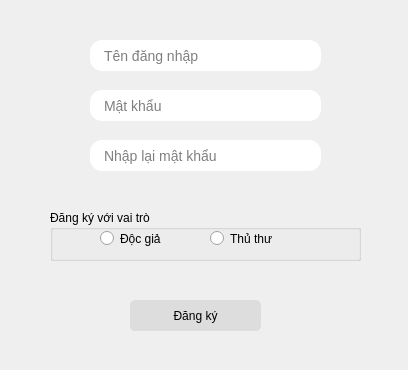
First picture: the form in signup.ui, repository duydvu/Library, before the edit.
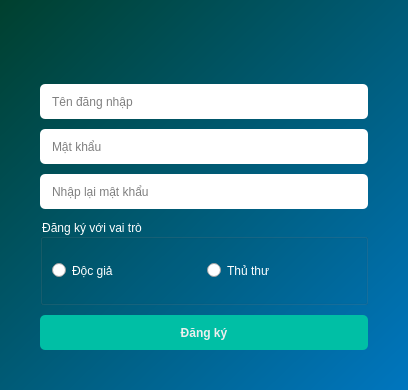
Second picture: the form after the edit. Icons and pictures are not drawn.

Diff of the .ui file:
```diff
--- a/signup.ui
+++ b/signup.ui
@@ -7,75 +7,82 @@
     <x>0</x>
     <y>0</y>
     <width>408</width>
-    <height>370</height>
+    <height>390</height>
    </rect>
   </property>
+  <property name="minimumSize">
+   <size>
+    <width>408</width>
+    <height>390</height>
+   </size>
+  </property>
+  <property name="maximumSize">
+   <size>
+    <width>408</width>
+    <height>408</height>
+   </size>
+  </property>
   <property name="windowTitle">
    <string>Dialog</string>
   </property>
-  <widget class="QPushButton" name="SignUpButton">
-   <property name="geometry">
-    <rect>
-     <x>130</x>
-     <y>300</y>
-     <width>131</width>
-     <height>31</height>
-    </rect>
-   </property>
+  <property name="styleSheet">
+   <string notr="true">background: qlineargradient(spread:reflect, x1:0, y1:0, x2:1, y2:1, stop:0 rgba(0, 64, 46, 255), stop:1 rgba(0, 118, 191, 255));
+font: 15pt &quot;Myriad Pro Cond&quot;;</string>
+  </property>
+  <layout class="QVBoxLayout" name="verticalLayout" stretch="4,1,1,1,1,1">
+   <property name="spacing">
+    <number>10</number>
+   </property>
+   <property name="leftMargin">
+    <number>40</number>
+   </property>
+   <property name="topMargin">
+    <number>20</number>
+   </property>
+   <property name="rightMargin">
+    <number>40</number>
+   </property>
+   <property name="bottomMargin">
+    <number>40</number>
+   </property>
+   <item>
+    <widget class="QLabel" name="label">
    <property name="styleSheet">
-    <string notr="true">#SignUpButton{
-	font: 63 12pt &quot;Myriad Pro Light&quot;;
-	border-radius: 5px;
-	background: #ddd;
-}
-#SignUpButton:hover {
-	background-color: qlineargradient(spread:pad, x1:0, y1:0, x2:0, y2:1, stop:0 rgba(157, 157, 157, 255), stop:0.99435 rgba(241, 241, 241, 255), stop:1 rgba(255, 255, 255, 255));
-}</string>
+      <string notr="true">background: none;
+image: url(Images/logup.png);</string>
    </property>
    <property name="text">
-    <string>Đăng ký</string>
-   </property>
-   <property name="flat">
-    <bool>false</bool>
-   </property>
-  </widget>
+      <string/>
+     </property>
+     <property name="alignment">
+      <set>Qt::AlignCenter</set>
+     </property>
+    </widget>
+   </item>
+   <item>
   <widget class="QLineEdit" name="NameEdit">
-   <property name="geometry">
-    <rect>
-     <x>90</x>
-     <y>40</y>
-     <width>231</width>
-     <height>31</height>
-    </rect>
-   </property>
    <property name="styleSheet">
-    <string notr="true">border-width: 0px;
-border-radius: 12px;
-background-color: white;
-padding-left: 12px;
-font-size: 14px;
-font: 63 12pt &quot;Myriad Pro Light&quot;;</string>
+      <string notr="true">height: 35px;
+border: none;
+border-radius: 5px;
+padding-left: 10px;
+background: white;
+font: 15pt &quot;Myriad Pro Cond&quot;;</string>
    </property>
    <property name="placeholderText">
     <string>Tên đăng nhập</string>
    </property>
   </widget>
+   </item>
+   <item>
   <widget class="QLineEdit" name="PasswordEdit">
-   <property name="geometry">
-    <rect>
-     <x>90</x>
-     <y>90</y>
-     <width>231</width>
-     <height>31</height>
-    </rect>
-   </property>
    <property name="styleSheet">
-    <string notr="true">border-width: 0px;
-border-radius: 12px;
-background-color: white;
-padding-left: 12px;
-font-size: 14px;
-font: 63 12pt &quot;Myriad Pro Light&quot;;</string>
+      <string notr="true">height: 35px;
+border: none;
+border-radius: 5px;
+padding-left: 10px;
+background: white;
+font: 15pt &quot;Myriad Pro Cond&quot;;</string>
    </property>
    <property name="echoMode">
     <enum>QLineEdit::Password</enum>
@@ -84,27 +91,44 @@
     <string>Mật khẩu</string>
    </property>
   </widget>
+   </item>
+   <item>
+    <widget class="QLineEdit" name="ReenterPassword">
+     <property name="styleSheet">
+      <string notr="true">height: 35px;
+border: none;
+border-radius: 5px;
+padding-left: 10px;
+background: white;
+font: 15pt &quot;Myriad Pro Cond&quot;;</string>
+     </property>
+     <property name="echoMode">
+      <enum>QLineEdit::Password</enum>
+     </property>
+     <property name="placeholderText">
+      <string>Nhập lại mật khẩu</string>
+     </property>
+    </widget>
+   </item>
+   <item>
   <widget class="QGroupBox" name="role">
-   <property name="geometry">
-    <rect>
-     <x>50</x>
-     <y>210</y>
-     <width>311</width>
-     <height>51</height>
-    </rect>
+     <property name="styleSheet">
+      <string notr="true">background: none;
+color: #fff;
+height: 40px;</string>
    </property>
    <property name="title">
     <string>Đăng ký với vai trò</string>
    </property>
+     <property name="alignment">
+      <set>Qt::AlignLeading|Qt::AlignLeft|Qt::AlignVCenter</set>
+     </property>
+     <property name="flat">
+      <bool>false</bool>
+     </property>
+     <layout class="QHBoxLayout" name="horizontalLayout">
+      <item>
    <widget class="QRadioButton" name="reader">
-    <property name="geometry">
-     <rect>
-      <x>50</x>
-      <y>20</y>
-      <width>82</width>
-      <height>17</height>
-     </rect>
-    </property>
     <property name="text">
      <string>Độc giả</string>
     </property>
@@ -112,15 +136,9 @@
      <bool>true</bool>
     </property>
    </widget>
+      </item>
+      <item>
    <widget class="QRadioButton" name="librarian">
-    <property name="geometry">
-     <rect>
-      <x>160</x>
-      <y>20</y>
-      <width>82</width>
-      <height>17</height>
-     </rect>
-    </property>
     <property name="text">
      <string>Thủ thư</string>
     </property>
@@ -128,31 +146,41 @@
      <bool>true</bool>
     </property>
    </widget>
-  </widget>
-  <widget class="QLineEdit" name="ReenterPassword">
-   <property name="geometry">
-    <rect>
-     <x>90</x>
-     <y>140</y>
-     <width>231</width>
-     <height>31</height>
-    </rect>
+      </item>
+     </layout>
+    </widget>
+   </item>
+   <item>
+    <widget class="QPushButton" name="SignUpButton">
+     <property name="cursor">
+      <cursorShape>PointingHandCursor</cursorShape>
    </property>
    <property name="styleSheet">
-    <string notr="true">border-width: 0px;
-border-radius: 12px;
-background-color: white;
-padding-left: 12px;
-font-size: 14px;
-font: 63 12pt &quot;Myriad Pro Light&quot;;</string>
-   </property>
-   <property name="echoMode">
-    <enum>QLineEdit::Password</enum>
-   </property>
-   <property name="placeholderText">
-    <string>Nhập lại mật khẩu</string>
-   </property>
-  </widget>
+      <string notr="true">QPushButton 
+{
+	height: 35px;
+	border-width: 0px;
+	border-radius: 5px;
+	font: 15pt &quot;Myriad Pro Cond&quot;;
+	background: #00BFA5;
+	color: #eee;
+	outline: none;
+	font-weight: bold;
+}
+QPushButton:hover 
+{
+	background-color: #1DE9B6;
+}</string>
+     </property>
+     <property name="text">
+      <string>Đăng ký</string>
+     </property>
+     <property name="flat">
+      <bool>false</bool>
+     </property>
+    </widget>
+   </item>
+  </layout>
  </widget>
  <tabstops>
   <tabstop>NameEdit</tabstop>
```
Lines whose indentation alone changed are shown as unchanged.
